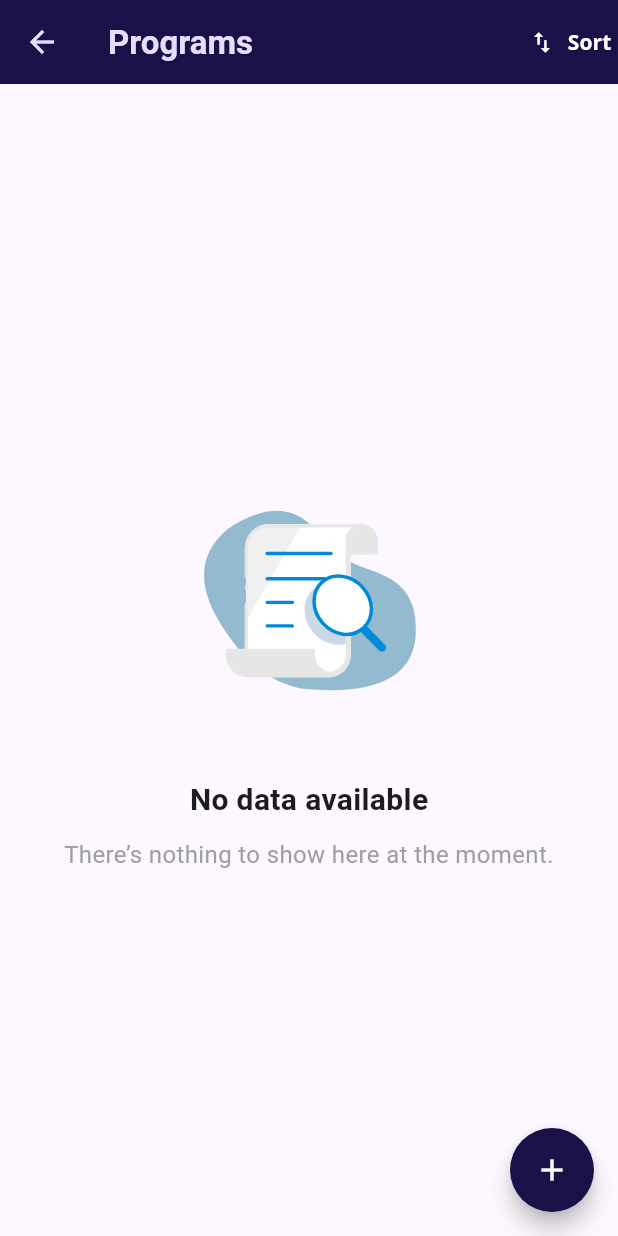
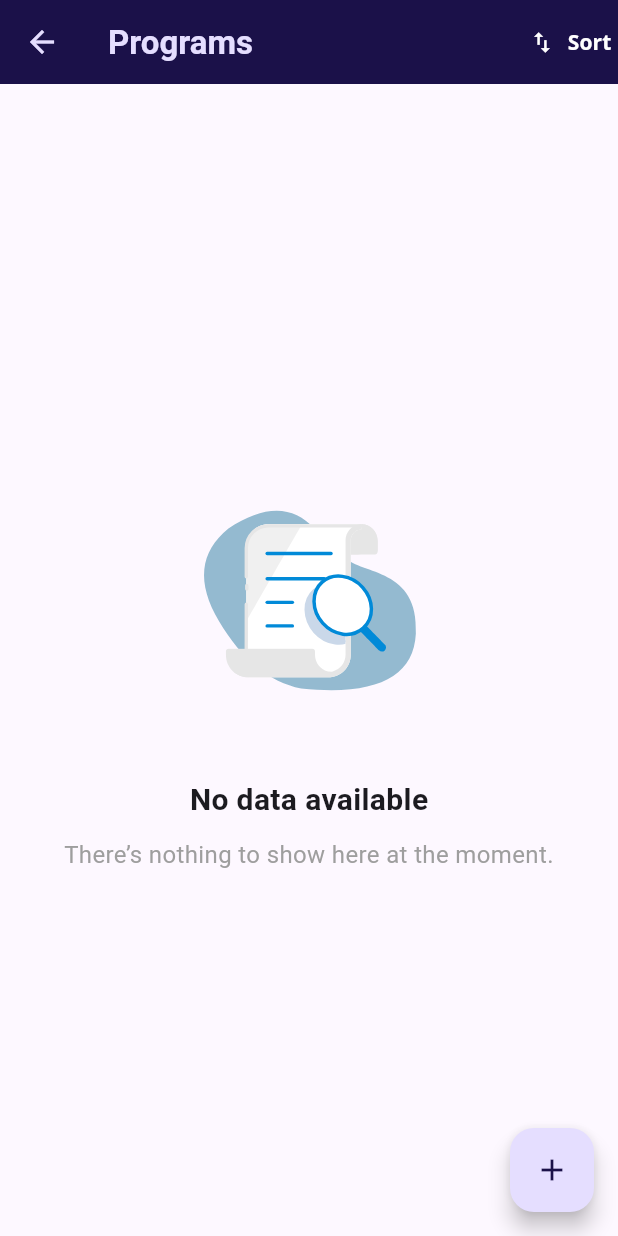
Before and after one commit to Shazia757/nss-app, a Flutter app: the ProgramsScreen screen opened directly, on a phone screen of 412 x 824 dp. Run offline on Flutter 3.47's test engine with Material 3 defaults, Android fonts, the phone set to English and light mode, and no system bars; our stand-ins replace connectivity_plus, flutter_typeahead, fluttertoast, get, get_storage, google_fonts and 2 more; accounts and stored records are empty; network calls fail.

Commit message:
design modified

```diff
--- a/lib/view/attendance/manage_attendance_screen.dart
+++ b/lib/view/attendance/manage_attendance_screen.dart
@@ -84,7 +84,7 @@ class ManageAttendanceScreen extends StatelessWidget {
                                       .colorScheme
                                       .primaryContainer,
                                   shape: RoundedRectangleBorder(
-                                      borderRadius: BorderRadius.circular(18)),
+                                      borderRadius: BorderRadius.circular(10)),
                                   child: Align(
                                     alignment: Alignment.center,
                                     child: Text(
--- a/lib/view/program/program_list_screen.dart
+++ b/lib/view/program/program_list_screen.dart
@@ -277,15 +277,10 @@ class ProgramsScreen extends StatelessWidget {
             visible: ((LocalStorage().readUser().role != 'vol') &&
                 (c.isLoading.isFalse)),
             child: FloatingActionButton(
-              shape: CircleBorder(),
-              backgroundColor: Theme.of(context).colorScheme.onPrimaryContainer,
               onPressed: () {
                 Get.to(() => AddProgramScreen(isUpdate: false));
               },
-              child: Icon(
-                Icons.add,
-                color: Theme.of(context).colorScheme.onPrimary,
-              ),
+              child: Icon(Icons.add),
             ),
           )),
     );
--- a/lib/view/volunteers/volunteer_list_screen.dart
+++ b/lib/view/volunteers/volunteer_list_screen.dart
@@ -80,7 +80,7 @@ class VolunteersListScreen extends StatelessWidget {
                             color:
                                 Theme.of(context).colorScheme.primaryContainer,
                             shape: RoundedRectangleBorder(
-                                borderRadius: BorderRadius.circular(18)),
+                                borderRadius: BorderRadius.circular(10)),
                             child: Align(
                               alignment: Alignment.center,
                               child:
```
